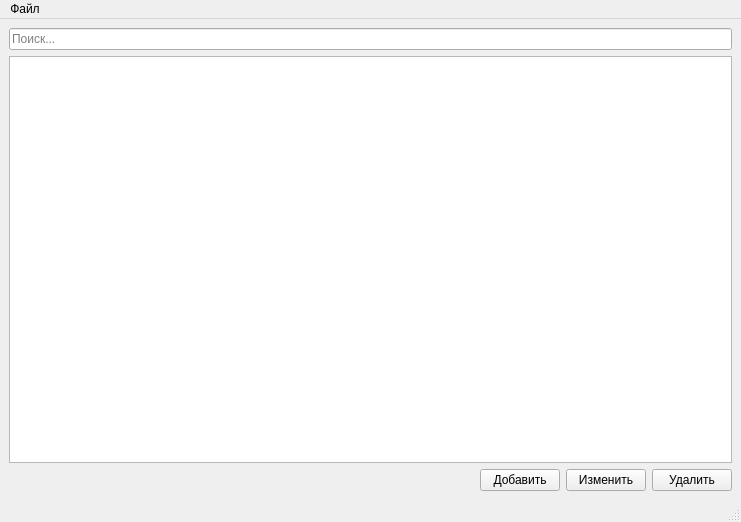
This is mainwindow.ui in igrekus/reports as Qt 5 draws it before an edit. The edited form follows.
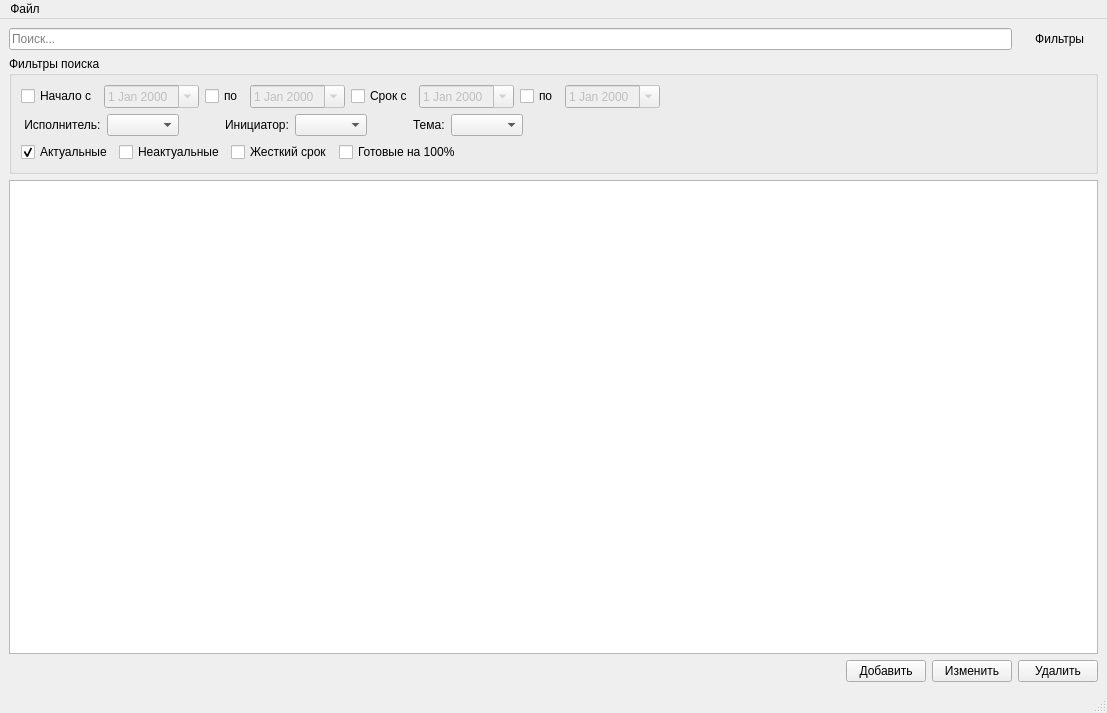
This is the edited form. Icons and pictures are not drawn.

Commit message: Table filter logic in progress

```diff
--- a/mainwindow.ui
+++ b/mainwindow.ui
@@ -6,15 +6,15 @@
    <rect>
     <x>0</x>
     <y>0</y>
-    <width>741</width>
-    <height>522</height>
+    <width>1107</width>
+    <height>713</height>
    </rect>
   </property>
   <property name="windowTitle">
    <string>Отчёты ЦП</string>
   </property>
   <widget class="QWidget" name="centralwidget">
-   <layout class="QVBoxLayout" name="verticalLayout">
+   <layout class="QVBoxLayout" name="verticalLayout_2">
     <item>
      <layout class="QHBoxLayout" name="horizontalLayout_2">
       <item>
@@ -24,8 +24,306 @@
         </property>
        </widget>
       </item>
+      <item>
+       <widget class="QPushButton" name="btnSearchFilters">
+        <property name="text">
+         <string> Фильтры</string>
+        </property>
+        <property name="icon">
+         <iconset>
+          <normaloff>icons/arr_right.png</normaloff>
+          <normalon>icons/arr_down.png</normalon>icons/arr_right.png</iconset>
+        </property>
+        <property name="checkable">
+         <bool>true</bool>
+        </property>
+        <property name="flat">
+         <bool>true</bool>
+        </property>
+       </widget>
+      </item>
      </layout>
     </item>
+    <item>
+     <widget class="QGroupBox" name="grpSearchFilters">
+      <property name="title">
+       <string>Фильтры поиска</string>
+      </property>
+      <layout class="QHBoxLayout" name="horizontalLayout_15">
+       <item>
+        <layout class="QVBoxLayout" name="verticalLayout">
+         <item>
+          <layout class="QHBoxLayout" name="horizontalLayout_14">
+           <item>
+            <layout class="QHBoxLayout" name="horizontalLayout_7">
+             <item>
+              <layout class="QHBoxLayout" name="horizontalLayout_4">
+               <item>
+                <widget class="QCheckBox" name="chkDateBeginFrom">
+                 <property name="text">
+                  <string>Начало с</string>
+                 </property>
+                </widget>
+               </item>
+               <item>
+                <widget class="QDateEdit" name="dateBeginFrom">
+                 <property name="enabled">
+                  <bool>false</bool>
+                 </property>
+                 <property name="calendarPopup">
+                  <bool>true</bool>
+                 </property>
+                </widget>
+               </item>
+              </layout>
+             </item>
+             <item>
+              <layout class="QHBoxLayout" name="horizontalLayout_6">
+               <item>
+                <widget class="QCheckBox" name="chkDateBeginTo">
+                 <property name="text">
+                  <string>по</string>
+                 </property>
+                </widget>
+               </item>
+               <item>
+                <widget class="QDateEdit" name="dateBeginTo">
+                 <property name="enabled">
+                  <bool>false</bool>
+                 </property>
+                 <property name="calendarPopup">
+                  <bool>true</bool>
+                 </property>
+                </widget>
+               </item>
+              </layout>
+             </item>
+            </layout>
+           </item>
+           <item>
+            <layout class="QHBoxLayout" name="horizontalLayout_8">
+             <item>
+              <layout class="QHBoxLayout" name="horizontalLayout_3">
+               <item>
+                <widget class="QCheckBox" name="chkDateEndFrom">
+                 <property name="text">
+                  <string>Срок с</string>
+                 </property>
+                </widget>
+               </item>
+               <item>
+                <widget class="QDateEdit" name="dateEndFrom">
+                 <property name="enabled">
+                  <bool>false</bool>
+                 </property>
+                 <property name="calendarPopup">
+                  <bool>true</bool>
+                 </property>
+                </widget>
+               </item>
+              </layout>
+             </item>
+             <item>
+              <layout class="QHBoxLayout" name="horizontalLayout_5">
+               <item>
+                <widget class="QCheckBox" name="chkDateEndTo">
+                 <property name="text">
+                  <string>по</string>
+                 </property>
+                </widget>
+               </item>
+               <item>
+                <widget class="QDateEdit" name="dateEndTo">
+                 <property name="enabled">
+                  <bool>false</bool>
+                 </property>
+                 <property name="calendarPopup">
+                  <bool>true</bool>
+                 </property>
+                </widget>
+               </item>
+              </layout>
+             </item>
+             <item>
+              <spacer name="horizontalSpacer_6">
+               <property name="orientation">
+                <enum>Qt::Horizontal</enum>
+               </property>
+               <property name="sizeHint" stdset="0">
+                <size>
+                 <width>40</width>
+                 <height>20</height>
+                </size>
+               </property>
+              </spacer>
+             </item>
+            </layout>
+           </item>
+          </layout>
+         </item>
+         <item>
+          <layout class="QHBoxLayout" name="horizontalLayout_13">
+           <item>
+            <layout class="QHBoxLayout" name="horizontalLayout_10">
+             <item>
+              <widget class="QLabel" name="lblUser">
+               <property name="text">
+                <string> Исполнитель:</string>
+               </property>
+              </widget>
+             </item>
+             <item>
+              <widget class="QComboBox" name="comboUser"/>
+             </item>
+            </layout>
+           </item>
+           <item>
+            <layout class="QHBoxLayout" name="horizontalLayout_11">
+             <item>
+              <spacer name="horizontalSpacer_4">
+               <property name="orientation">
+                <enum>Qt::Horizontal</enum>
+               </property>
+               <property name="sizeType">
+                <enum>QSizePolicy::Minimum</enum>
+               </property>
+               <property name="sizeHint" stdset="0">
+                <size>
+                 <width>40</width>
+                 <height>20</height>
+                </size>
+               </property>
+              </spacer>
+             </item>
+             <item>
+              <widget class="QLabel" name="lblInit">
+               <property name="text">
+                <string>Инициатор:</string>
+               </property>
+              </widget>
+             </item>
+             <item>
+              <widget class="QComboBox" name="comboInit"/>
+             </item>
+            </layout>
+           </item>
+           <item>
+            <layout class="QHBoxLayout" name="horizontalLayout_12">
+             <item>
+              <spacer name="horizontalSpacer_3">
+               <property name="orientation">
+                <enum>Qt::Horizontal</enum>
+               </property>
+               <property name="sizeType">
+                <enum>QSizePolicy::Minimum</enum>
+               </property>
+               <property name="sizeHint" stdset="0">
+                <size>
+                 <width>40</width>
+                 <height>20</height>
+                </size>
+               </property>
+              </spacer>
+             </item>
+             <item>
+              <widget class="QLabel" name="lblProject">
+               <property name="text">
+                <string>Тема:</string>
+               </property>
+              </widget>
+             </item>
+             <item>
+              <widget class="QComboBox" name="comboProject"/>
+             </item>
+            </layout>
+           </item>
+           <item>
+            <spacer name="horizontalSpacer_5">
+             <property name="orientation">
+              <enum>Qt::Horizontal</enum>
+             </property>
+             <property name="sizeType">
+              <enum>QSizePolicy::Expanding</enum>
+             </property>
+             <property name="sizeHint" stdset="0">
+              <size>
+               <width>40</width>
+               <height>20</height>
+              </size>
+             </property>
+            </spacer>
+           </item>
+          </layout>
+         </item>
+         <item>
+          <layout class="QHBoxLayout" name="horizontalLayout_9">
+           <item>
+            <widget class="QCheckBox" name="chkActive">
+             <property name="text">
+              <string>Актуальные</string>
+             </property>
+             <property name="checked">
+              <bool>true</bool>
+             </property>
+            </widget>
+           </item>
+           <item>
+            <widget class="QCheckBox" name="chkNotActive">
+             <property name="text">
+              <string>Неактуальные</string>
+             </property>
+            </widget>
+           </item>
+           <item>
+            <widget class="QCheckBox" name="chkStrict">
+             <property name="text">
+              <string>Жесткий срок</string>
+             </property>
+            </widget>
+           </item>
+           <item>
+            <widget class="QCheckBox" name="chkHundredPercent">
+             <property name="text">
+              <string>Готовые на 100%</string>
+             </property>
+            </widget>
+           </item>
+           <item>
+            <spacer name="horizontalSpacer_7">
+             <property name="orientation">
+              <enum>Qt::Horizontal</enum>
+             </property>
+             <property name="sizeHint" stdset="0">
+              <size>
+               <width>40</width>
+               <height>20</height>
+              </size>
+             </property>
+            </spacer>
+           </item>
+          </layout>
+         </item>
+        </layout>
+       </item>
+       <item>
+        <spacer name="horizontalSpacer_2">
+         <property name="orientation">
+          <enum>Qt::Horizontal</enum>
+         </property>
+         <property name="sizeType">
+          <enum>QSizePolicy::Expanding</enum>
+         </property>
+         <property name="sizeHint" stdset="0">
+          <size>
+           <width>399</width>
+           <height>20</height>
+          </size>
+         </property>
+        </spacer>
+       </item>
+      </layout>
+     </widget>
+    </item>
     <item>
      <widget class="QTableView" name="tableTask">
       <property name="editTriggers">
@@ -114,8 +412,8 @@
     <rect>
      <x>0</x>
      <y>0</y>
-     <width>741</width>
-     <height>18</height>
+     <width>1107</width>
+     <height>26</height>
     </rect>
    </property>
    <property name="nativeMenuBar">
```
Left out of the diff: 80 changed lines with no effect on the pictures. The commit also changes 8 other files.
